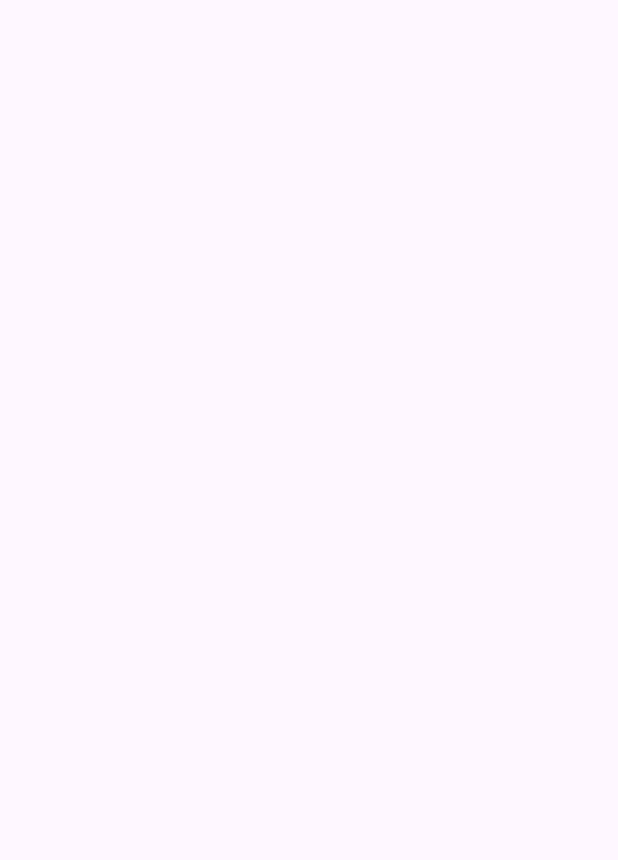
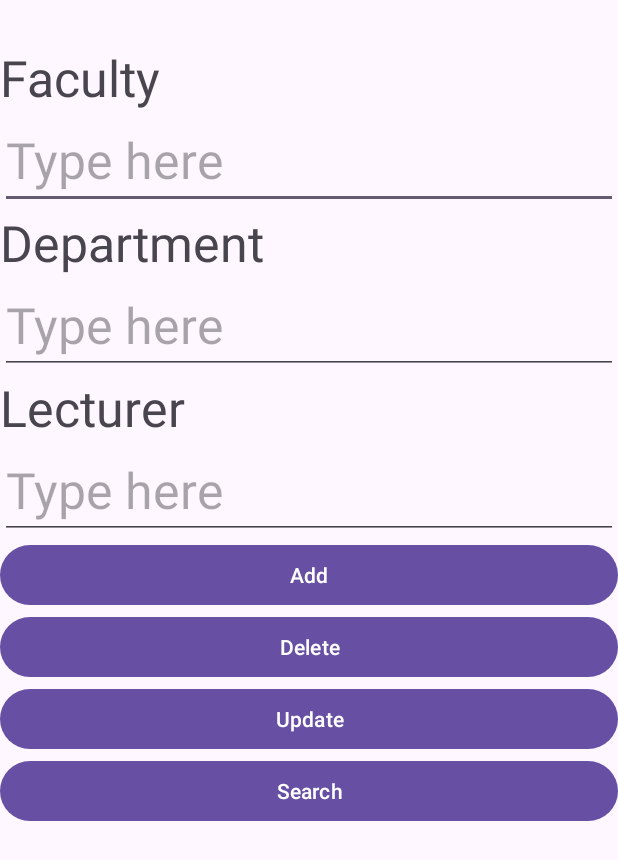
Before and after one commit to ahmedIbrahim84201/Students_registration_management, an Android app: the screen it shows after launch (MainActivity), on a phone screen of 412 x 824 dp. Before the commit the part shown is empty. Shown: the top 860 px of the screen. Run offline under Robolectric (Android 15) with nearby library versions, the phone set to English and light mode, and no system bars; 2 statements that could not run were skipped.

Commit message:
Added some functions tothe adm tab
Finished the styling of "adm_tab.xl"
Added the database and made adm table in the database

```diff
--- a/app/src/main/java/com/example/students_registration_management/MainActivity.java
+++ b/app/src/main/java/com/example/students_registration_management/MainActivity.java
@@ -2,15 +2,68 @@ package com.example.students_registration_management;
 
 import androidx.appcompat.app.AppCompatActivity;
 
+import android.database.sqlite.SQLiteDatabase;
 import android.os.Bundle;
 import android.widget.Button;
+import android.widget.EditText;
+import android.widget.ListView;
 import android.widget.TabHost;
+import android.widget.TabWidget;
+import android.widget.TextView;
+import android.widget.Toast;
+
+import java.io.File;
 
 public class MainActivity extends AppCompatActivity {
-private TabHost tabHost;
+    private TextView facultyTextView,departmentTextView,lecturerTextView;
+    private EditText facultyBox,departmentBox,lecturerBox; //Might be problems with facultyBox becauseAhmed Doesn't really get it
+    private  EditText msgBox;
+    private Button addBtnAdmTab,deleteBtnAdmTab,updateBtnAdmTab,searchBtnAdmTab;
+    private ListView listView;
+    private String path;
+    private SQLiteDatabase database=null;
+    //AHMED IBRAHIM: I need to add Read method to display values on the screen before carrying on
     @Override
     protected void onCreate(Bundle savedInstanceState) {
         super.onCreate(savedInstanceState);
         setContentView(R.layout.activity_main);
+        facultyBox=findViewById(R.id.facultyBox);
+        departmentBox=findViewById(R.id.departmentBox);
+        lecturerBox=findViewById(R.id.lecturerBox);
+        listView=findViewById(R.id.listView);
+
+        File myDbPath=getApplication().getFilesDir();
+        path = myDbPath+"/"+"AdministrationDatabase";//Name of Database
+        msgBox.setText(path);
+        //Create Database For Administration
+        try {
+            if (!databaseExist()){
+            database=SQLiteDatabase.openDatabase(path,null,SQLiteDatabase.CREATE_IF_NECESSARY);
+            Toast.makeText(getApplication(),"Database is Created",Toast.LENGTH_LONG).show();
+            String table="create table administration (admID integer PRIMARY KEY autoincrement, faculty text,department text,lecturer text);";
+            // executing the SQL script
+                database.execSQL(table);//Now we have the table
+                Toast.makeText(getApplication(),"Table Created",Toast.LENGTH_LONG).show();
+                //Inserting data into the table
+                String faculty="Engineering and Natural Science";
+                String department= "Computer Engineering";
+                String lecturer="Murat Orhun";
+                //Writing the insert script
+                String input="insert into administration(faculty,department,lecturer) values ('"+faculty+"','"+department+"','"+lecturer+"')";
+                database.execSQL(input);
+                Toast.makeText(getApplication(),"Data Inserted",Toast.LENGTH_LONG).show();
+                msgBox.setText("We Have Data In The Table");
+            }else{
+                Toast.makeText(getApplication(),"We Have A Database Already",Toast.LENGTH_LONG).show();
+            }
+        }catch (Exception e){
+            msgBox.setText(e.getMessage());
+        }
+
+    }
+    // helper method to check if you have a database
+    private boolean databaseExist(){
+        File dbfile = new File(path);
+        return dbfile.exists();
     }
 }
--- a/app/src/main/res/layout/activity_main.xml
+++ b/app/src/main/res/layout/activity_main.xml
@@ -6,6 +6,36 @@
     android:layout_height="match_parent"
     android:orientation="vertical"
     tools:context=".MainActivity">
+    <TabHost
+        android:id="@android:id/tabhost"
+        android:layout_width="match_parent"
+        android:layout_height="match_parent">
+        <LinearLayout
+            android:layout_width="match_parent"
+            android:layout_height="match_parent"
+            android:orientation="vertical">
+
+            <TabWidget
+                android:id="@android:id/tabs"
+                android:layout_width="match_parent"
+                android:layout_height="wrap_content">
+            </TabWidget>
+            <FrameLayout
+                android:id="@android:id/tabcontent"
+                android:layout_width="match_parent"
+                android:layout_height="match_parent"
+                android:paddingTop="10dp">
+
+                <include layout="@layout/administration_tab"/>
+                <include layout="@layout/registration_tab"/>
+                <include layout="@layout/registered_students_tab"/>
+
+            </FrameLayout>
+        </LinearLayout>
+
+    </TabHost>
+
+
 
 <!--<TabHost-->
 <!--    android:id="@+id/tabHost"-->
--- a/app/src/main/res/layout/administration_tab.xml
+++ b/app/src/main/res/layout/administration_tab.xml
@@ -3,8 +3,74 @@
     android:id="@+id/administrationTab"
     android:layout_width="match_parent"
     android:layout_height="match_parent"
-    android:orientation="vertical"
-    >
-
+    android:orientation="vertical">
+    <TextView
+        android:id="@+id/msgBox"
+        android:layout_width="match_parent"
+        android:layout_height="wrap_content"
+        />
+    <TextView
+        android:id="@+id/facultyTextView"
+        android:layout_width="match_parent"
+        android:layout_height="wrap_content"
+        android:textSize="50px"
+        android:text="Faculty"
+        />
+    <EditText
+        android:id="@+id/facultyBox"
+        android:layout_width="match_parent"
+        android:layout_height="wrap_content"
+        android:hint="Type here"
+        android:textSize="50px"/>
+    <TextView
+        android:id="@+id/departmentTextView"
+        android:layout_width="match_parent"
+        android:layout_height="wrap_content"
+        android:textSize="50px"
+        android:text="Department"
+        />
+    <EditText
+        android:id="@+id/departmentBox"
+        android:layout_width="match_parent"
+        android:layout_height="wrap_content"
+        android:hint="Type here"
+        android:textSize="50px"/>
+    <TextView
+        android:id="@+id/lecturerTextView"
+        android:layout_width="match_parent"
+        android:layout_height="wrap_content"
+        android:textSize="50px"
+        android:text="Lecturer"
+        />
+    <EditText
+        android:id="@+id/lecturerBox"
+        android:layout_width="match_parent"
+        android:layout_height="wrap_content"
+        android:hint="Type here"
+        android:textSize="50px"/>
+    <Button
+        android:id="@+id/addBtnAdmTab"
+        android:layout_width="match_parent"
+        android:layout_height="wrap_content"
+        android:text="Add"/>
+    <Button
+        android:id="@+id/deleteBtnAdmTab"
+        android:layout_width="match_parent"
+        android:layout_height="wrap_content"
+        android:text="Delete"/>
+    <Button
+        android:id="@+id/updateBtnAdmTab"
+        android:layout_width="match_parent"
+        android:layout_height="wrap_content"
+        android:text="Update"/>
+    <Button
+        android:id="@+id/searchBtnAdmTab"
+        android:layout_width="match_parent"
+        android:layout_height="wrap_content"
+        android:text="Search"/>
+    <ListView
+        android:id="@+id/listView"
+        android:layout_width="match_parent"
+        android:layout_height="wrap_content" />
 
 </LinearLayout>
```
